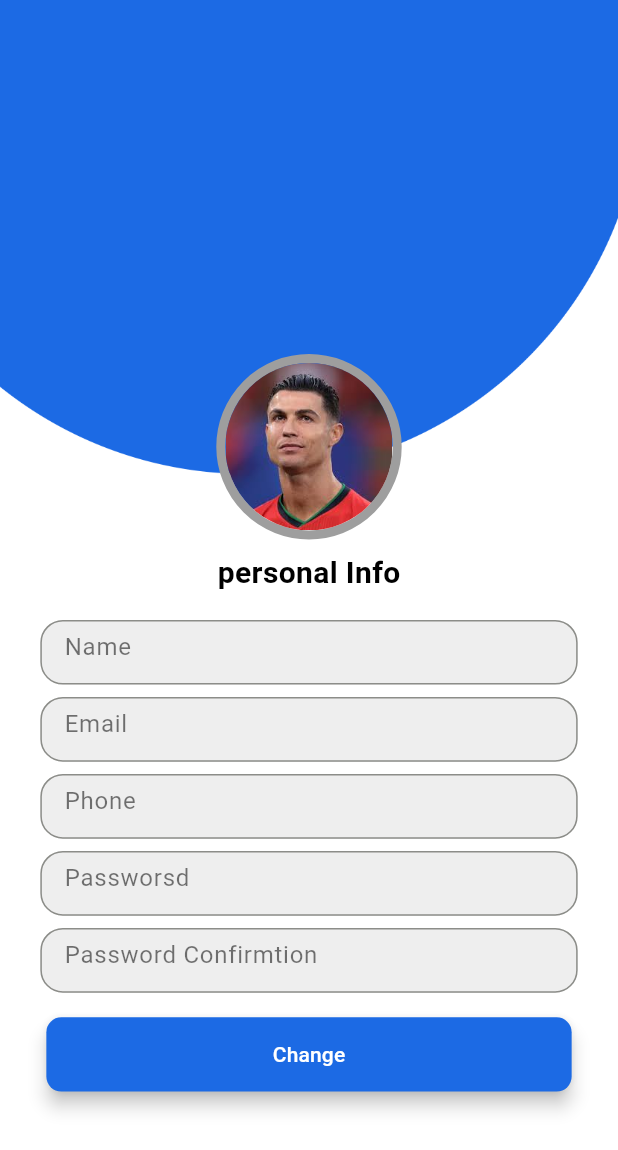
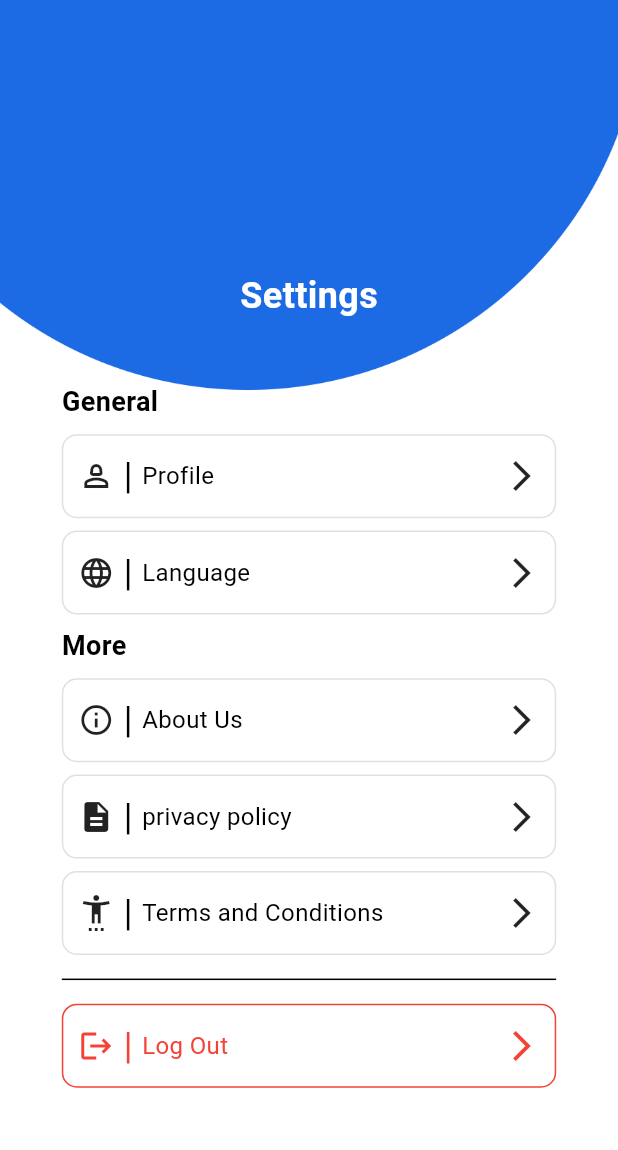
Before and after one commit to Brmja-Tech/YallaBus, a Flutter app: the screen it shows after launch, on a phone screen of 412 x 824 dp. Shown: the top 1150 px of the screen. Run offline on Flutter 3.47's test engine with Material 3 defaults, Android fonts, the light colour scheme and no system bars; drawn by our look-alikes of auto_size_text; our stand-ins replace easy_localization, flutter_screenutil, flutter_svg, gap; Roboto replaces fonts that are missing (Poppins).

Commit message:
settings screen complete

```diff
--- a/assets/lang/en.json
+++ b/assets/lang/en.json
@@ -41,5 +41,14 @@
     "confirm_pay":"Pay Now",
     "personal_info":"personal Info",
     "change":"Change",
-    "save":"Save"
+    "save":"Save",
+    "more":"More",
+    "general":"General",
+    "profile":"Profile",
+    "lang":"Language",
+    "about":"About Us",
+    "privacy_policy":"privacy policy",
+    "terms_and_conditions":"Terms and Conditions",
+    "settings":"Settings",
+    "log_out":"Log Out"
 }
--- /dev/null
+++ b/lib/features/More/view/more.dart
@@ -0,0 +1,161 @@
+import 'package:auto_size_text/auto_size_text.dart';
+import 'package:easy_localization/easy_localization.dart';
+import 'package:flutter/material.dart';
+import 'package:gap/gap.dart';
+import 'package:sama_bus/core/styles/app_colors.dart';
+import 'package:sama_bus/features/Auth/view/login_screen.dart';
+
+class MoreScreen extends StatelessWidget {
+  const MoreScreen({super.key});
+
+  @override
+  Widget build(BuildContext context) {
+    final w = MediaQuery.of(context).size.width;
+    final h = MediaQuery.of(context).size.height;
+    return Scaffold(
+      body: Container(
+        width: w,
+        decoration: const BoxDecoration(
+            image: DecorationImage(
+                fit: BoxFit.fitWidth,
+                alignment: Alignment.topCenter,
+                image: AssetImage('assets/images/seconedBackground.png'))),
+        child: SafeArea(
+          child: Padding(
+            padding: EdgeInsets.symmetric(horizontal: w * 0.1),
+            child: Column(
+              crossAxisAlignment: CrossAxisAlignment.start,
+              children: [
+                const Gap(180),
+                Row(
+                  mainAxisAlignment: MainAxisAlignment.center,
+                  mainAxisSize: MainAxisSize.max,
+                  children: [
+                    Text(
+                      'settings'.tr(),
+                      style: const TextStyle(
+                          color: Colors.white,
+                          fontSize: 24,
+                          fontWeight: FontWeight.bold),
+                    ),
+                  ],
+                ),
+                Gap(h * 0.05),
+                Text(
+                  'general'.tr(),
+                  style: const TextStyle(
+                      fontSize: 18, fontWeight: FontWeight.bold),
+                ),
+                Gap(h * 0.01),
+                CustomProfileButton(
+                  text: 'profile'.tr(),
+                  icon: Icons.person_2_outlined,
+                ),
+                Gap(h * 0.01),
+                CustomProfileButton(
+                  text: 'lang'.tr(),
+                  icon: Icons.language,
+                ),
+                Gap(h * 0.01),
+                Text(
+                  'more'.tr(),
+                  style: const TextStyle(
+                      fontSize: 18, fontWeight: FontWeight.bold),
+                ),
+                Gap(h * 0.01),
+                CustomProfileButton(
+                  text: 'about'.tr(),
+                  icon: Icons.info_outline,
+                ),
+                Gap(h * 0.01),
+                CustomProfileButton(
+                  text: 'privacy_policy'.tr(),
+                  icon: Icons.description,
+                ),
+                Gap(h * 0.01),
+                CustomProfileButton(
+                  text: 'terms_and_conditions'.tr(),
+                  icon: Icons.settings_accessibility,
+                ),
+                // const Spacer(),
+                Gap(h * 0.01),
+                const Divider(),
+                Gap(h * 0.01),
+                Container(
+                  width: w,
+                  decoration: BoxDecoration(
+                      borderRadius: BorderRadius.circular(10),
+                      border: Border.all(color: Colors.red)),
+                  child: Padding(
+                    padding: const EdgeInsets.all(10),
+                    child: Row(
+                      children: [
+                        const Icon(
+                          Icons.logout,
+                          color: Colors.red,
+                        ),
+                        const Text(
+                          style: TextStyle(color: Colors.red, fontSize: 24),
+                          ' | ',
+                        ),
+                        AutoSizeText(
+                          style: const TextStyle(color: Colors.red),
+                          'log_out'.tr(),
+                          maxFontSize: 18,
+                          minFontSize: 12,
+                        ),
+                        const Spacer(),
+                        const Icon(
+                          Icons.arrow_forward_ios,
+                          color: Colors.red,
+                        )
+                      ],
+                    ),
+                  ),
+                ),
+                // Gap(h * 0.05)
+              ],
+            ),
+          ),
+        ),
+      ),
+    );
+  }
+}
+
+class CustomProfileButton extends StatelessWidget {
+  const CustomProfileButton(
+      {super.key, required this.text, required this.icon});
+  final String text;
+  final IconData icon;
+
+  @override
+  Widget build(BuildContext context) {
+    final w = MediaQuery.of(context).size.width;
+    return Container(
+      width: w,
+      decoration: BoxDecoration(
+          borderRadius: BorderRadius.circular(10),
+          border: Border.all(color: AppColors.borderColor)),
+      child: Padding(
+        padding: const EdgeInsets.all(10),
+        child: Row(
+          children: [
+            Icon(icon),
+            const Text(
+              ' | ',
+              style: TextStyle(fontSize: 24),
+            ),
+            AutoSizeText(
+              text,
+              maxFontSize: 18,
+              minFontSize: 12,
+            ),
+            const Spacer(),
+            const Icon(Icons.arrow_forward_ios)
+          ],
+        ),
+      ),
+    );
+  }
+}
--- a/lib/main.dart
+++ b/lib/main.dart
@@ -2,6 +2,7 @@ import 'package:easy_localization/easy_localization.dart';
 import 'package:flutter/material.dart';
 import 'package:flutter_screenutil/flutter_screenutil.dart';
 import 'package:sama_bus/core/styles/light_theme.dart';
+import 'package:sama_bus/features/More/view/more.dart';
 import 'package:sama_bus/features/Profile/View/profile_screen.dart';
 import 'package:sama_bus/features/home/view/home_screen.dart';
 
@@ -42,7 +43,7 @@ class MyApp extends StatelessWidget {
             supportedLocales: context.supportedLocales,
             locale: context.locale,
             theme: LightTheme.theme,
-            home: const ProfileScreen(),
+            home: const MoreScreen(),
           );
         });
   }
--- a/pubspec.yaml
+++ b/pubspec.yaml
@@ -9,6 +9,7 @@ environment:
   sdk: ^3.5.4
 
 dependencies:
+  auto_size_text: ^3.0.0
   cached_network_image: ^3.4.1
   cupertino_icons: ^1.0.8
   dio: ^5.7.0
@@ -21,7 +22,6 @@ dependencies:
   flutter_svg: ^2.0.15
   gap: ^3.0.1
   pretty_dio_logger: ^1.4.0
-  auto_size_text: ^3.0.0
 
 dev_dependencies:
   flutter_lints: ^4.0.0 # Linting rules for Flutter projects.
```
